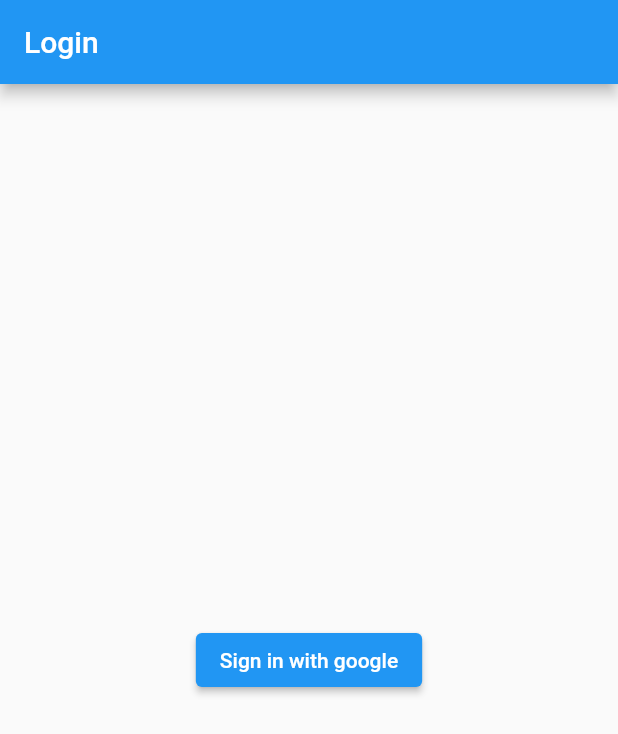
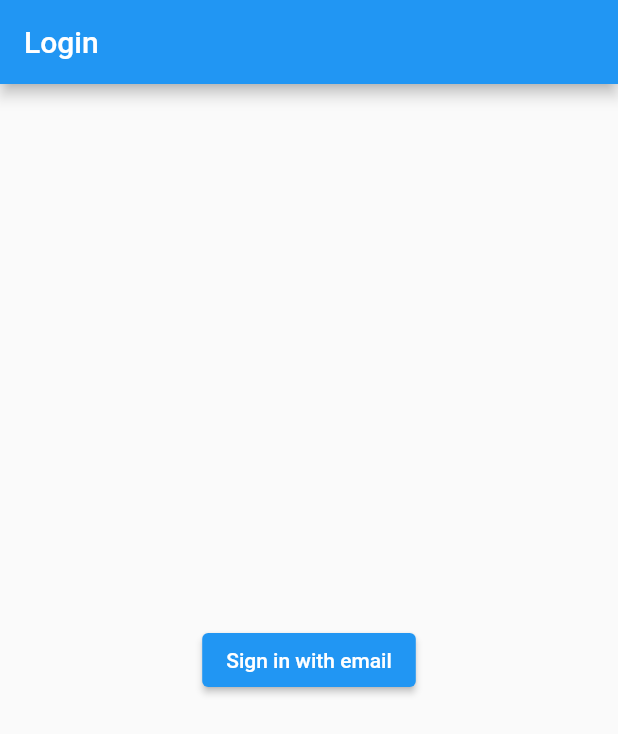
Before and after one commit to alastairrmcneill/plant-care, a Flutter app: the screen it shows after launch, on a phone screen of 412 x 824 dp. Shown: the top 734 px of the screen. Run offline on Flutter 3.47's test engine with Material 2 defaults, Android fonts, the phone set to English and light mode, and no system bars; our stand-ins replace firebase_auth, firebase_core, google_sign_in; accounts and stored records are empty.

Commit message:
Basic register and login func working

```diff
--- a/lib/auth/screens/login_screen.dart
+++ b/lib/auth/screens/login_screen.dart
@@ -13,9 +13,9 @@ class LoginScreen extends StatelessWidget {
       body: Center(
         child: ElevatedButton(
           onPressed: () async {
-            await AuthService.loginWithGoogle();
+            await AuthService.loginWithEmail(email: '1@1.com', password: '123456');
           },
-          child: Text('Sign in with google'),
+          child: Text('Sign in with email'),
         ),
       ),
     );
--- a/lib/general/services/auth_service.dart
+++ b/lib/general/services/auth_service.dart
@@ -11,7 +11,10 @@ class AuthService {
     return _auth.authStateChanges().map((User? user) => _appUserFromFirebaseUser(user));
   }
 
-  // Create account
+  // Register
+  static Future registerWithEmail({required String email, required String password}) async {
+    await _auth.createUserWithEmailAndPassword(email: email, password: password);
+  }
 
   // Login to account
   static Future loginWithGoogle() async {
@@ -29,10 +32,17 @@ class AuthService {
     await _auth.signInWithCredential(credential);
   }
 
+  static Future loginWithEmail({required String email, required String password}) async {
+    await _auth.signInWithEmailAndPassword(email: email, password: password);
+  }
+
   // Forgot password to account
 
   // Sign out of account
   static Future signOut() async {
+    if (_googleSignIn.currentUser != null) {
+      await _googleSignIn.disconnect();
+    }
     await _auth.signOut();
   }
 
```
